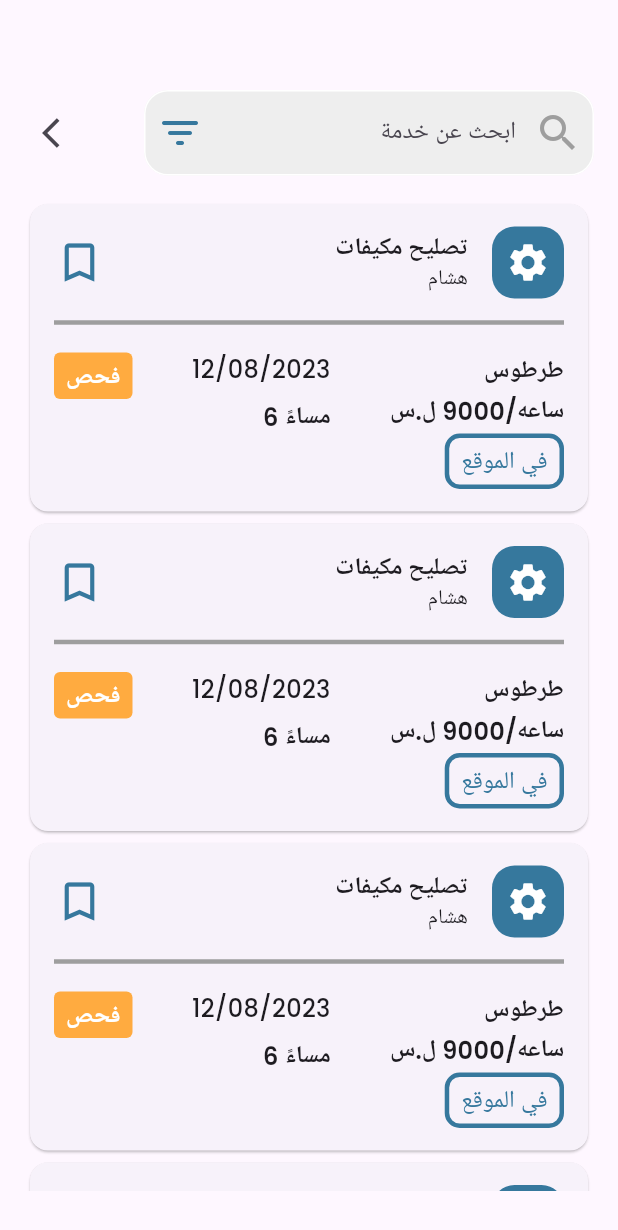
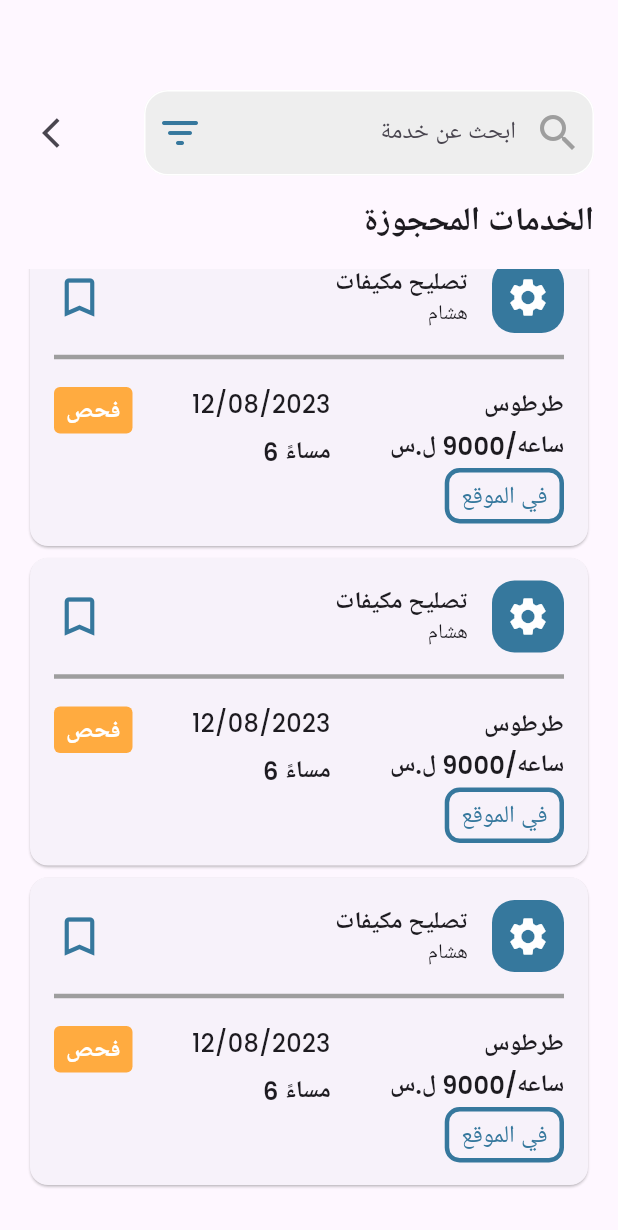
Before and after one commit to JafarKMarouf/service_provider, a Flutter app: the ProgressServices screen opened directly, on a phone screen of 412 x 824 dp. Shown: the top 1230 px of the screen. Run offline on Flutter 3.47's test engine with Material 3 defaults, Android fonts, the phone set to English and light mode, and no system bars; our stand-ins replace bloc, font_awesome_flutter, google_nav_bar, modal_progress_hud_nsn.

Commit message:
create Book service app bar

```diff
--- a/lib/main.dart
+++ b/lib/main.dart
@@ -1,5 +1,6 @@
 import 'package:flutter/material.dart';
 import 'package:freelancer_app/constant.dart';
+import 'package:freelancer_app/views/screens/book_service.dart';
 import 'package:freelancer_app/views/screens/login_view.dart';
 import 'package:freelancer_app/views/screens/register_view.dart';
 import 'package:freelancer_app/views/screens/service_home_view.dart';
@@ -19,8 +20,9 @@ class MyApp extends StatelessWidget {
           brightness: Brightness.light,
           fontFamily: 'Poppins',
           primaryColorLight: kPrimaryColor),
-      initialRoute: 'home',
-      // home: SignInView(),
+
+      // initialRoute: 'home',
+      home: BookService(),
       routes: {
         'login': (context) => const LoginView(),
         'register': (context) => const RegisterView(),
--- a/lib/views/screens/progress_services.dart
+++ b/lib/views/screens/progress_services.dart
@@ -1,5 +1,5 @@
 import 'package:flutter/material.dart';
-import 'package:freelancer_app/views/widgets/custome_seach.dart';
+import 'package:freelancer_app/views/widgets/custome_search.dart';
 import 'package:freelancer_app/views/widgets/progress_service_item.dart';
 
 class ProgressServices extends StatelessWidget {
@@ -9,9 +9,9 @@ class ProgressServices extends StatelessWidget {
   Widget build(BuildContext context) {
     return Scaffold(
       body: Padding(
-        padding:
-            const EdgeInsets.only(right: 16, left: 16, top: 60, bottom: 30),
+        padding: const EdgeInsets.only(right: 16, left: 16, top: 60, bottom: 30),
         child: Column(
+          crossAxisAlignment: CrossAxisAlignment.end,
           children: [
             Row(
               mainAxisAlignment: MainAxisAlignment.spaceBetween,
@@ -26,10 +26,17 @@ class ProgressServices extends StatelessWidget {
                 ),
               ],
             ),
+            const SizedBox(height: 15,),
+            const Text(
+              'الخدمات المحجوزة',
+              style:TextStyle(fontSize: 22, fontWeight: FontWeight.w800),
+            ),
+            const SizedBox(height: 15,),
             Expanded(
               child: ListView.builder(
-                  padding: const EdgeInsets.only(top: 15),
+                  padding: EdgeInsets.zero,
                   itemCount: 12,
+                  reverse: true,
                   itemBuilder: (context, index) {
                     return const ProgressServiceItem();
                   }),
--- a/lib/views/screens/services_view.dart
+++ b/lib/views/screens/services_view.dart
@@ -1,7 +1,7 @@
 import 'package:flutter/material.dart';
 import 'package:freelancer_app/views/screens/progress_services.dart';
 import 'package:freelancer_app/views/widgets/custome_app_bar.dart';
-import 'package:freelancer_app/views/widgets/custome_seach.dart';
+import 'package:freelancer_app/views/widgets/custome_search.dart';
 import 'package:freelancer_app/views/widgets/progress_service_page_view.dart';
 import 'package:freelancer_app/views/widgets/service_grid_view.dart';
 import 'package:freelancer_app/views/widgets/type_service.dart';
@@ -31,7 +31,8 @@ class ServicesView extends StatelessWidget {
                 onPressed: () {
                   Navigator.of(context).push(
                       MaterialPageRoute(
-                        builder: (context) => ProgressServices(),));
+                        builder: (context) => const ProgressServices(),)
+                  );
                 }),
             const ProgressServicePageView(),
           ],
--- a/lib/views/widgets/progress_service_item.dart
+++ b/lib/views/widgets/progress_service_item.dart
@@ -17,14 +17,14 @@ class ProgressServiceItem extends StatelessWidget {
             Row(
               mainAxisAlignment: MainAxisAlignment.spaceBetween,
               children: [
-                Icon(
+                const Icon(
                   Icons.bookmark_border,
                   size: 34,
                   color: kPrimaryColor,
                 ),
                 Row(
                   children: [
-                    Column(
+                    const Column(
                       crossAxisAlignment: CrossAxisAlignment.end,
                       children: [
                         Text(
@@ -35,7 +35,7 @@ class ProgressServiceItem extends StatelessWidget {
                         Text('هشام'),
                       ],
                     ),
-                    SizedBox(
+                    const SizedBox(
                       width: 16.0,
                     ),
                     Container(
@@ -54,13 +54,13 @@ class ProgressServiceItem extends StatelessWidget {
                 )
               ],
             ),
-            SizedBox(
+            const SizedBox(
               height: 8,
             ),
-            SizedBox(
+            const SizedBox(
               child: Divider(color: Colors.grey, thickness: 3),
             ),
-            SizedBox(height: 12,),
+            const SizedBox(height: 12,),
             Row(
               mainAxisAlignment: MainAxisAlignment.spaceBetween,
               crossAxisAlignment: CrossAxisAlignment.start,
@@ -69,14 +69,13 @@ class ProgressServiceItem extends StatelessWidget {
                     decoration: BoxDecoration(
                         borderRadius: BorderRadius.circular(4),
                         color: Colors.orangeAccent),
-                    padding: EdgeInsets.symmetric(
+                    padding:const  EdgeInsets.symmetric(
                         horizontal: 8.0, vertical: 4),
-                    child: Text(
+                    child: const Text(
                       'فحص',
                       style: TextStyle(color: Colors.white, fontSize: 16,fontWeight: FontWeight.w600),
                     )),
-                Column(
-                  // mainAxisAlignment: MainAxisAlignment.start,
+                const Column(
                   crossAxisAlignment: CrossAxisAlignment.end,
                   children: [
                     Text(
@@ -94,39 +93,27 @@ class ProgressServiceItem extends StatelessWidget {
                   crossAxisAlignment: CrossAxisAlignment.end,
                   mainAxisAlignment: MainAxisAlignment.spaceEvenly,
                   children: [
-                    Text(
+                    const Text(
                       'طرطوس',
                       style: TextStyle(fontSize: 16,fontWeight: FontWeight.w600),
                     ),
-                    SizedBox(height: 4,),
-                    Text('ساعه/9000 ل.س',
+                    const SizedBox(height: 4,),
+                    const Text('ساعه/9000 ل.س',
                       style: TextStyle(fontSize: 16,fontWeight: FontWeight.w600),
                     ),
-                    SizedBox(height: 4,),
+                    const SizedBox(height: 4,),
                     Container(
-                      padding: EdgeInsets.symmetric(vertical: 4,horizontal: 8),
+                      padding: const EdgeInsets.symmetric(vertical: 4,horizontal: 8),
                       decoration: BoxDecoration(
                           borderRadius: BorderRadius.circular(10),
                           border: Border.all(color: kPrimaryColor,width: 3)
-                        // color: kPrimaryColoraryColor
-                      ),
-                      child: Text('في الموقع',style: TextStyle(color: kPrimaryColor,fontWeight: FontWeight.w500,fontSize: 16),),
+                        ),
+                      child: const Text('في الموقع',style: TextStyle(color: kPrimaryColor,fontWeight: FontWeight.w500,fontSize: 16),),
                     ),
                   ],
                 ),
               ],
             ),
-            // const Row(
-            //   mainAxisAlignment: MainAxisAlignment.spaceBetween,
-            //   // crossAxisAlignment: CrossAxisAlignment.end,
-            //   children: [
-            //     // Text(''),
-            //     // Spacer(flex: 1,),
-            //     // Expanded(child: child)
-            //     Text('6 مساءً'),
-            //     Text('ساعه/9000 ل.س'),
-            //   ],
-            // ),
           ],
         ),
       ),
```
Also changed, not shown: lib/views/screens/book_service.dart (added, +13 -0 lines), lib/views/screens/service_home_view.dart (+7 -15 lines), lib/views/widgets/book_service_app_bar.dart (added, +36 -0 lines), lib/views/widgets/book_service_body.dart (added, +19 -0 lines), lib/views/widgets/custome_search.dart (renamed from lib/views/widgets/custome_seach.dart).
